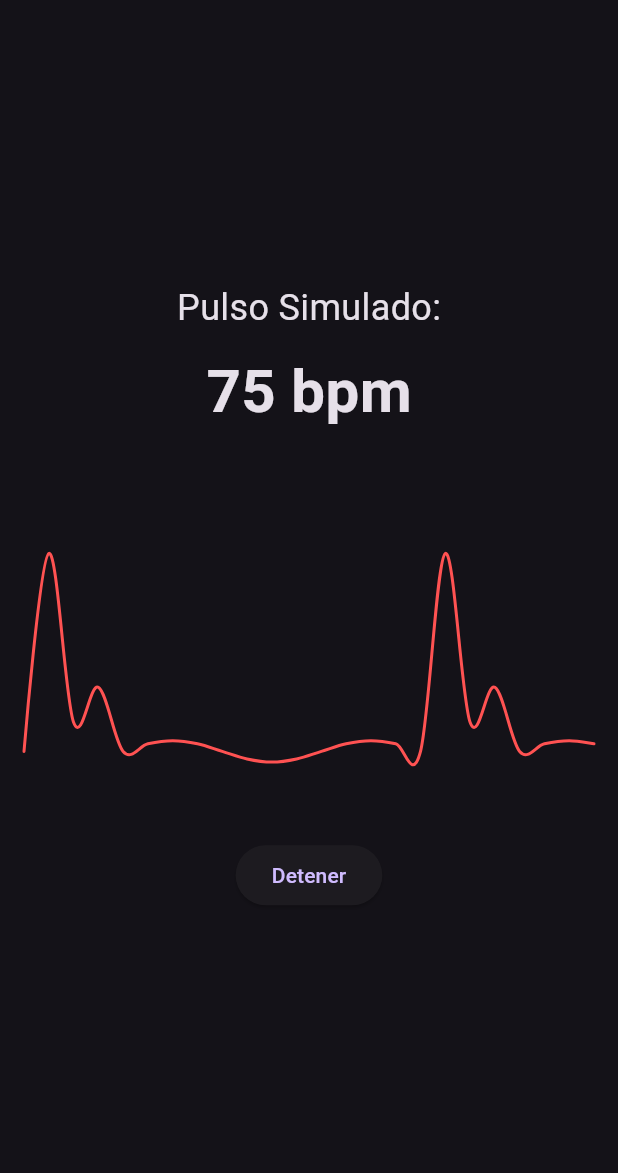
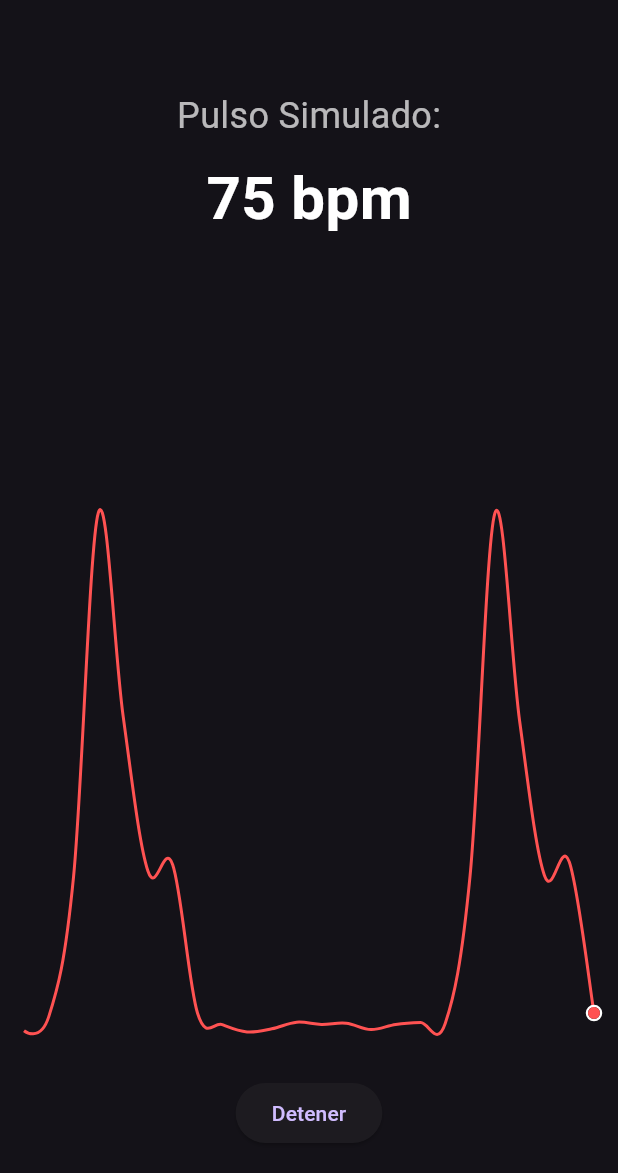
Before and after one commit to Santillan2712/Simulador-de-Pulso, a Flutter app: the screen it shows after launch, after a tap on "Iniciar", on a phone screen of 412 x 824 dp, the part 63-1236 px from its top. Run offline on Flutter 3.47's test engine with Material 3 defaults, Android fonts, the phone set to English and light mode, and no system bars; drawn by our look-alikes of fl_chart.

Commit message:
Implementa simulación realista de señal PPG sincronizada con bpm y marcador visible

```diff
--- a/lib/main.dart
+++ b/lib/main.dart
@@ -3,7 +3,9 @@ import 'dart:math';
 import 'package:flutter/material.dart';
 import 'package:fl_chart/fl_chart.dart';
 
-void main() => runApp(const PulseSimulatorApp());
+void main() {
+  runApp(const PulseSimulatorApp());
+}
 
 class PulseSimulatorApp extends StatelessWidget {
   const PulseSimulatorApp({super.key});
@@ -13,8 +15,8 @@ class PulseSimulatorApp extends StatelessWidget {
     return MaterialApp(
       title: 'Simulador de Pulso',
       theme: ThemeData.dark(),
+      home: const PulseSimulatorScreen(),
       debugShowCheckedModeBanner: false,
-      home: const PulseSimulatorScreen(),
     );
   }
 }
@@ -28,70 +30,60 @@ class PulseSimulatorScreen extends StatefulWidget {
 
 class _PulseSimulatorScreenState extends State<PulseSimulatorScreen> {
   int bpm = 75;
-  Timer? updateTimer;
+  Timer? bpmTimer;
   Timer? graphTimer;
-  double x = 0;
+  bool isRunning = false;
   List<FlSpot> wavePoints = [];
-  bool isRunning = false;
-  int simulationStep = 0;
-
-  @override
-  void dispose() {
-    updateTimer?.cancel();
-    graphTimer?.cancel();
-    super.dispose();
-  }
+  double time = 0;
+  final Random random = Random();
 
   void startSimulation() {
-    // Cambia el bpm cada 5 segundos: 100 → 75 → 50 → repetir
-    updateTimer = Timer.periodic(const Duration(seconds: 5), (_) {
+    bpmTimer = Timer.periodic(const Duration(seconds: 5), (_) {
       setState(() {
-        simulationStep++;
-        if (simulationStep % 3 == 0) {
-          bpm = 100;
-        } else if (simulationStep % 3 == 1) {
-          bpm = 75;
-        } else {
-          bpm = 50;
-        }
+        bpm = random.nextBool()
+            ? 60 + random.nextInt(40) // Rango normal
+            : random.nextBool()
+                ? 50 + random.nextInt(10) // Rango bajo
+                : 100 + random.nextInt(20); // Rango alto
       });
     });
 
-    // Genera la señal basada en el BPM
     graphTimer = Timer.periodic(const Duration(milliseconds: 50), (_) {
+      double frequency = bpm / 60; // ciclos por segundo
+      double value = _ppgWaveform(time % 1.0) + random.nextDouble() * 0.02;
       setState(() {
-        double period = 60.0 / bpm; // tiempo entre latidos en segundos
-        double t = x % period;
-
-        double y = generatePulseShape(t / period);
-        wavePoints.add(FlSpot(x, y));
-
-        if (wavePoints.length > 120) {
+        time += frequency * 0.05;
+        wavePoints.add(FlSpot(time, value));
+        if (wavePoints.length > 100) {
           wavePoints.removeAt(0);
         }
-
-        x += 0.05;
       });
     });
 
     setState(() => isRunning = true);
   }
 
-  // Onda tipo pulso simulada
-  double generatePulseShape(double phase) {
-    if (phase < 0.1) {
-      return sin(phase * pi * 10); // pico agudo
-    } else if (phase < 0.25) {
-      return 0.3 * sin((phase - 0.1) * pi * 6); // caída
-    } else {
-      return 0.05 * sin((phase - 0.25) * pi * 4); // retorno bajo
-    }
+  void stopSimulation() {
+    bpmTimer?.cancel();
+    graphTimer?.cancel();
+    setState(() {
+      isRunning = false;
+      wavePoints.clear();
+      time = 0;
+    });
   }
 
-  void stopSimulation() {
-    updateTimer?.cancel();
+  double _ppgWaveform(double t) {
+    // Señal tipo PPG modelada artificialmente
+    return exp(-pow((t - 0.2) * 15, 2).toDouble()) +
+        0.4 * exp(-pow((t - 0.35) * 20, 2).toDouble());
+  }
+
+  @override
+  void dispose() {
+    bpmTimer?.cancel();
     graphTimer?.cancel();
-    setState(() => isRunning = false);
+    super.dispose();
   }
 
   @override
@@ -99,32 +91,54 @@ class _PulseSimulatorScreenState extends State<PulseSimulatorScreen> {
     return Scaffold(
       appBar: AppBar(title: const Text('Simulador de Pulso')),
       body: Padding(
-        padding: const EdgeInsets.all(16),
+        padding: const EdgeInsets.all(16.0),
         child: Column(
-          mainAxisAlignment: MainAxisAlignment.center,
           children: [
-            const Text('Pulso Simulado:', style: TextStyle(fontSize: 24)),
+            const SizedBox(height: 30),
+            const Text('Pulso Simulado:',
+                style: TextStyle(fontSize: 24, color: Colors.white70)),
             const SizedBox(height: 10),
-            Text('$bpm bpm', style: const TextStyle(fontSize: 40, fontWeight: FontWeight.bold)),
-            const SizedBox(height: 40),
-            SizedBox(
-              height: 200,
+            Text('$bpm bpm',
+                style: const TextStyle(
+                    fontSize: 40,
+                    fontWeight: FontWeight.bold,
+                    color: Colors.white)),
+            const SizedBox(height: 30),
+            Expanded(
               child: LineChart(
                 LineChartData(
+                  minY: 0,
+                  maxY: 1.4,
                   titlesData: FlTitlesData(show: false),
+                  gridData: FlGridData(show: false),
                   borderData: FlBorderData(show: false),
-                  gridData: FlGridData(show: false),
-                  minY: -0.2,
-                  maxY: 1.2,
                   lineBarsData: [
                     LineChartBarData(
+                      spots: wavePoints,
                       isCurved: true,
-                      spots: wavePoints,
                       barWidth: 2,
-                      isStrokeCapRound: true,
-                      dotData: FlDotData(show: false),
                       color: Colors.redAccent,
-                    ),
+                      dotData: FlDotData(
+                        show: true,
+                        getDotPainter: (spot, percent, barData, index) {
+                          if (index == wavePoints.length - 1) {
+                            return FlDotCirclePainter(
+                              radius: 4,
+                              color: Colors.redAccent,
+                              strokeWidth: 1.5,
+                              strokeColor: Colors.white,
+                            );
+                          } else {
+                            return FlDotCirclePainter(
+                              radius: 0,
+                              color: Colors.transparent,
+                              strokeWidth: 0,
+                              strokeColor: Colors.transparent,
+                            );
+                          }
+                        },
+                      ),
+                    )
                   ],
                 ),
               ),
```
